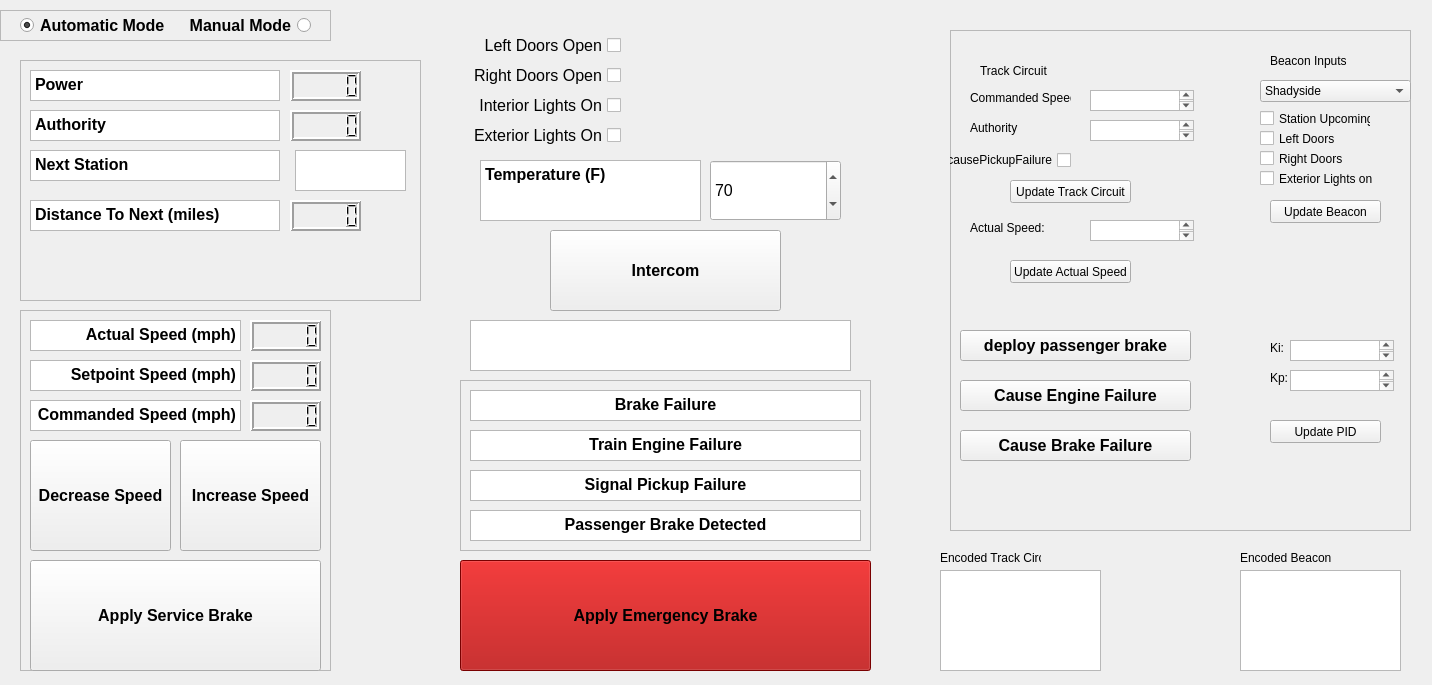
First picture: the form in DevEnv/src/TrainControllerSW/src/form.ui, repository Prem-125/TRAINS, before the edit.
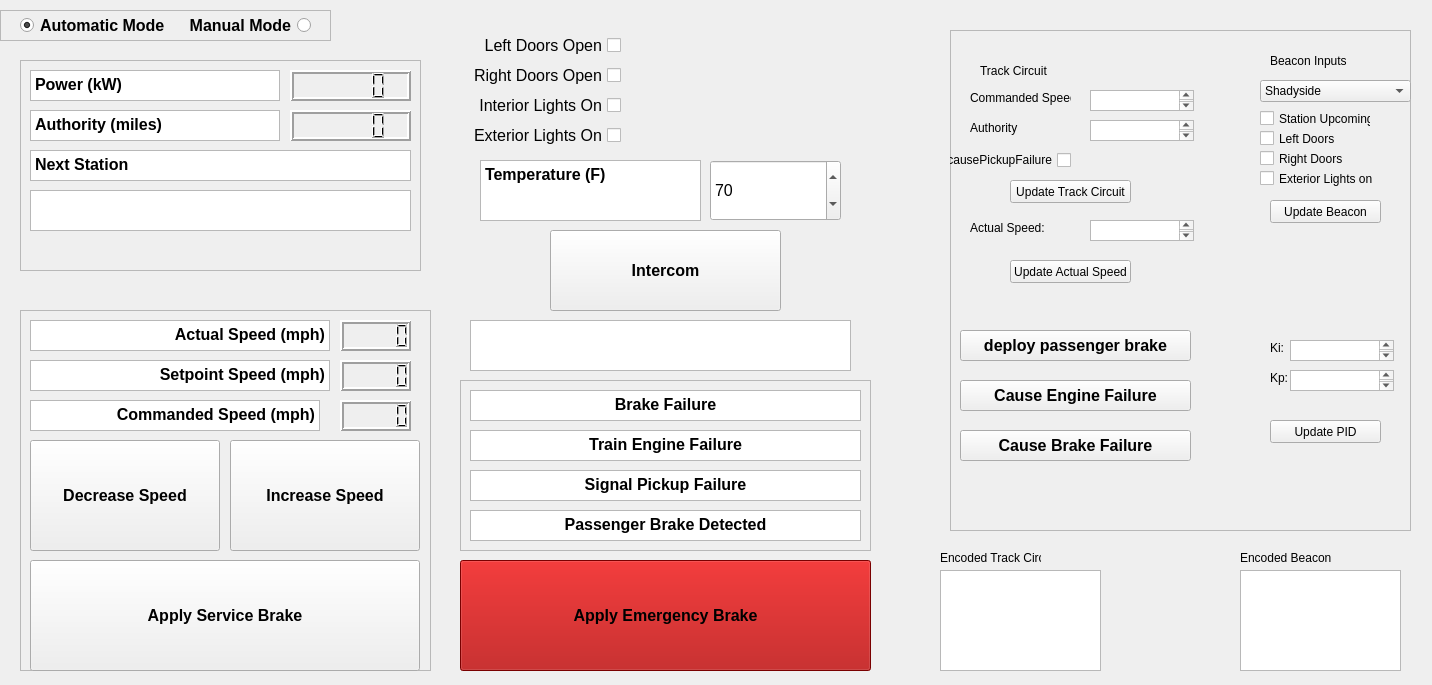
Second picture: the form after the edit.

Commit message: Minor fixes such as updated Failure Checks

What changed in the file:
```diff
--- a/DevEnv/src/TrainControllerSW/src/form.ui
+++ b/DevEnv/src/TrainControllerSW/src/form.ui
@@ -219,7 +219,7 @@
     <rect>
      <x>20</x>
      <y>310</y>
-     <width>311</width>
+     <width>411</width>
      <height>361</height>
     </rect>
    </property>
@@ -234,7 +234,7 @@
      <rect>
       <x>10</x>
       <y>50</y>
-      <width>211</width>
+      <width>300</width>
       <height>31</height>
      </rect>
     </property>
@@ -251,7 +251,7 @@
      <rect>
       <x>10</x>
       <y>130</y>
-      <width>141</width>
+      <width>190</width>
       <height>111</height>
      </rect>
     </property>
@@ -274,7 +274,7 @@
      <rect>
       <x>10</x>
       <y>10</y>
-      <width>211</width>
+      <width>300</width>
       <height>31</height>
      </rect>
     </property>
@@ -291,7 +291,7 @@
      <rect>
       <x>10</x>
       <y>90</y>
-      <width>211</width>
+      <width>290</width>
       <height>31</height>
      </rect>
     </property>
@@ -306,7 +306,7 @@
    <widget class="QLCDNumber" name="actualSpeedVal">
     <property name="geometry">
      <rect>
-      <x>230</x>
+      <x>320</x>
       <y>10</y>
       <width>71</width>
       <height>31</height>
@@ -325,7 +325,7 @@
    <widget class="QLCDNumber" name="setPointSpeedVal">
     <property name="geometry">
      <rect>
-      <x>230</x>
+      <x>320</x>
       <y>50</y>
       <width>71</width>
       <height>31</height>
@@ -346,7 +346,7 @@
      <rect>
       <x>10</x>
       <y>250</y>
-      <width>291</width>
+      <width>390</width>
       <height>111</height>
      </rect>
     </property>
@@ -364,9 +364,9 @@
    <widget class="QPushButton" name="speedUpButton">
     <property name="geometry">
      <rect>
-      <x>160</x>
+      <x>210</x>
       <y>130</y>
-      <width>141</width>
+      <width>190</width>
       <height>111</height>
      </rect>
     </property>
@@ -387,7 +387,7 @@
    <widget class="QLCDNumber" name="commandedSpeedVal">
     <property name="geometry">
      <rect>
-      <x>230</x>
+      <x>320</x>
       <y>90</y>
       <width>71</width>
       <height>31</height>
@@ -410,7 +410,7 @@
      <x>20</x>
      <y>60</y>
      <width>401</width>
-     <height>241</height>
+     <height>211</height>
     </rect>
    </property>
    <property name="frameShape">
@@ -433,7 +433,7 @@
 &lt;html&gt;&lt;head&gt;&lt;meta name=&quot;qrichtext&quot; content=&quot;1&quot; /&gt;&lt;style type=&quot;text/css&quot;&gt;
 p, li { white-space: pre-wrap; }
 &lt;/style&gt;&lt;/head&gt;&lt;body style=&quot; font-family:'MS Shell Dlg 2'; font-size:8.25pt; font-weight:400; font-style:normal;&quot;&gt;
-&lt;p style=&quot; margin-top:0px; margin-bottom:0px; margin-left:0px; margin-right:0px; -qt-block-indent:0; text-indent:0px;&quot;&gt;&lt;span style=&quot; font-size:12pt; font-weight:600;&quot;&gt;Authority&lt;/span&gt;&lt;/p&gt;&lt;/body&gt;&lt;/html&gt;</string>
+&lt;p style=&quot; margin-top:0px; margin-bottom:0px; margin-left:0px; margin-right:0px; -qt-block-indent:0; text-indent:0px;&quot;&gt;&lt;span style=&quot; font-size:12pt; font-weight:600;&quot;&gt;Authority (miles)&lt;/span&gt;&lt;/p&gt;&lt;/body&gt;&lt;/html&gt;</string>
     </property>
    </widget>
    <widget class="QTextBrowser" name="textBrowser_6">
@@ -450,7 +450,7 @@
 &lt;html&gt;&lt;head&gt;&lt;meta name=&quot;qrichtext&quot; content=&quot;1&quot; /&gt;&lt;style type=&quot;text/css&quot;&gt;
 p, li { white-space: pre-wrap; }
 &lt;/style&gt;&lt;/head&gt;&lt;body style=&quot; font-family:'MS Shell Dlg 2'; font-size:8.25pt; font-weight:400; font-style:normal;&quot;&gt;
-&lt;p style=&quot; margin-top:0px; margin-bottom:0px; margin-left:0px; margin-right:0px; -qt-block-indent:0; text-indent:0px;&quot;&gt;&lt;span style=&quot; font-size:12pt; font-weight:600;&quot;&gt;Power&lt;/span&gt;&lt;/p&gt;&lt;/body&gt;&lt;/html&gt;</string>
+&lt;p style=&quot; margin-top:0px; margin-bottom:0px; margin-left:0px; margin-right:0px; -qt-block-indent:0; text-indent:0px;&quot;&gt;&lt;span style=&quot; font-size:12pt; font-weight:600;&quot;&gt;Power (kW)&lt;/span&gt;&lt;/p&gt;&lt;/body&gt;&lt;/html&gt;</string>
     </property>
    </widget>
    <widget class="QTextBrowser" name="textBrowser_7">
@@ -458,7 +458,7 @@
      <rect>
       <x>10</x>
       <y>90</y>
-      <width>250</width>
+      <width>381</width>
       <height>31</height>
      </rect>
     </property>
@@ -475,7 +475,7 @@
      <rect>
       <x>270</x>
       <y>10</y>
-      <width>71</width>
+      <width>121</width>
       <height>31</height>
      </rect>
     </property>
@@ -494,43 +494,7 @@
      <rect>
       <x>270</x>
       <y>50</y>
-      <width>71</width>
-      <height>31</height>
-     </rect>
-    </property>
-    <property name="autoFillBackground">
-     <bool>true</bool>
-    </property>
-    <property name="lineWidth">
-     <number>2</number>
-    </property>
-    <property name="smallDecimalPoint">
-     <bool>false</bool>
-    </property>
-   </widget>
-   <widget class="QTextBrowser" name="textBrowser_8">
-    <property name="geometry">
-     <rect>
-      <x>10</x>
-      <y>140</y>
-      <width>250</width>
-      <height>31</height>
-     </rect>
-    </property>
-    <property name="html">
-     <string>&lt;!DOCTYPE HTML PUBLIC &quot;-//W3C//DTD HTML 4.0//EN&quot; &quot;http://www.w3.org/TR/REC-html40/strict.dtd&quot;&gt;
-&lt;html&gt;&lt;head&gt;&lt;meta name=&quot;qrichtext&quot; content=&quot;1&quot; /&gt;&lt;style type=&quot;text/css&quot;&gt;
-p, li { white-space: pre-wrap; }
-&lt;/style&gt;&lt;/head&gt;&lt;body style=&quot; font-family:'MS Shell Dlg 2'; font-size:8.25pt; font-weight:400; font-style:normal;&quot;&gt;
-&lt;p style=&quot; margin-top:0px; margin-bottom:0px; margin-left:0px; margin-right:0px; -qt-block-indent:0; text-indent:0px;&quot;&gt;&lt;span style=&quot; font-size:12pt; font-weight:600;&quot;&gt;Distance To Next (miles)&lt;/span&gt;&lt;/p&gt;&lt;/body&gt;&lt;/html&gt;</string>
-    </property>
-   </widget>
-   <widget class="QLCDNumber" name="distanceToNext">
-    <property name="geometry">
-     <rect>
-      <x>270</x>
-      <y>140</y>
-      <width>71</width>
+      <width>121</width>
       <height>31</height>
      </rect>
     </property>
@@ -547,12 +511,17 @@
    <widget class="QTextBrowser" name="upcomingStation">
     <property name="geometry">
      <rect>
-      <x>275</x>
-      <y>90</y>
-      <width>111</width>
+      <x>10</x>
+      <y>130</y>
+      <width>381</width>
       <height>41</height>
      </rect>
     </property>
+    <property name="font">
+     <font>
+      <pointsize>14</pointsize>
+     </font>
+    </property>
    </widget>
   </widget>
   <widget class="QFrame" name="operationMode">
```
The commit also changes 2 other files.
